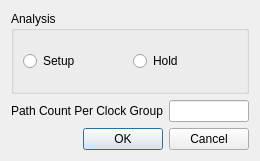
Above: src/gui/ui/reportTiming.ui from cunqinglan/OpenROAD_LRF before the change. Below: the same form after it.
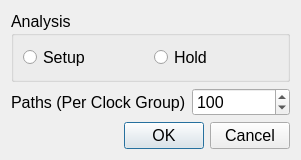
That is the form after the change.

Commit message: gui: cleanup report timing dialog

```diff
--- a/src/gui/ui/reportTiming.ui
+++ b/src/gui/ui/reportTiming.ui
@@ -2,31 +2,27 @@
 <ui version="4.0">
  <class>ReportTimingDlg</class>
  <widget class="QDialog" name="ReportTimingDlg">
+  <property name="enabled">
+   <bool>true</bool>
+  </property>
   <property name="geometry">
    <rect>
     <x>0</x>
     <y>0</y>
-    <width>260</width>
-    <height>161</height>
+    <width>301</width>
+    <height>158</height>
    </rect>
   </property>
-  <property name="minimumSize">
-   <size>
-    <width>260</width>
-    <height>161</height>
-   </size>
-  </property>
-  <property name="maximumSize">
-   <size>
-    <width>260</width>
-    <height>161</height>
-   </size>
+  <property name="font">
+   <font>
+    <pointsize>12</pointsize>
+   </font>
   </property>
   <property name="windowTitle">
    <string>Report Timing</string>
   </property>
-  <layout class="QGridLayout" name="gridLayout">
-   <item row="0" column="0">
+  <layout class="QVBoxLayout" name="verticalLayout">
+   <item>
     <widget class="QGroupBox" name="groupBox">
      <property name="title">
       <string>Analysis</string>
@@ -49,21 +45,37 @@
      </layout>
     </widget>
    </item>
-   <item row="1" column="0">
+   <item>
     <layout class="QHBoxLayout" name="horizontalLayout">
      <item>
       <widget class="QLabel" name="label">
+       <property name="sizePolicy">
+        <sizepolicy hsizetype="Preferred" vsizetype="Preferred">
+         <horstretch>0</horstretch>
+         <verstretch>0</verstretch>
+        </sizepolicy>
+       </property>
        <property name="text">
-        <string>Path Count Per Clock Group</string>
+        <string>Paths (Per Clock Group)</string>
        </property>
       </widget>
      </item>
      <item>
-      <widget class="QLineEdit" name="pathCount"/>
+      <widget class="QSpinBox" name="pathCount">
+       <property name="minimum">
+        <number>1</number>
+       </property>
+       <property name="maximum">
+        <number>10000</number>
+       </property>
+       <property name="value">
+        <number>100</number>
+       </property>
+      </widget>
      </item>
     </layout>
    </item>
-   <item row="2" column="0">
+   <item>
     <widget class="QDialogButtonBox" name="buttonBox">
      <property name="orientation">
       <enum>Qt::Horizontal</enum>
```
The commit also changes 2 other files.
